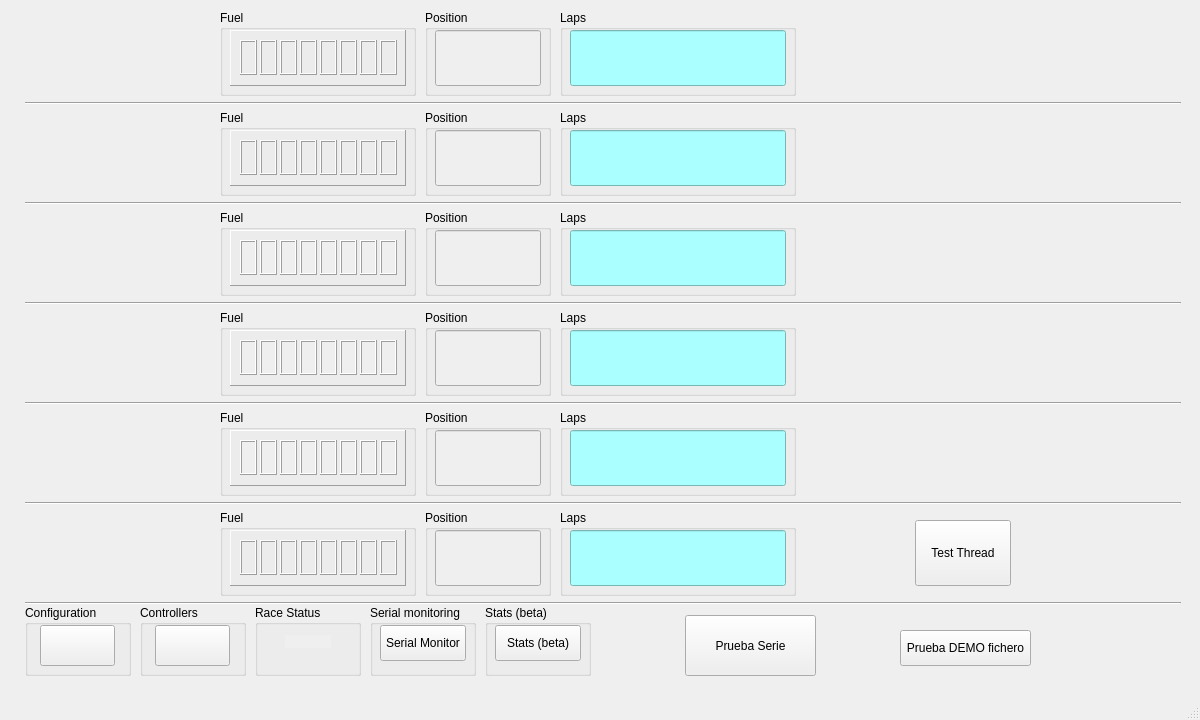
Old version of the form src/mainwindow.ui in the repository frechilla/qslotracing.
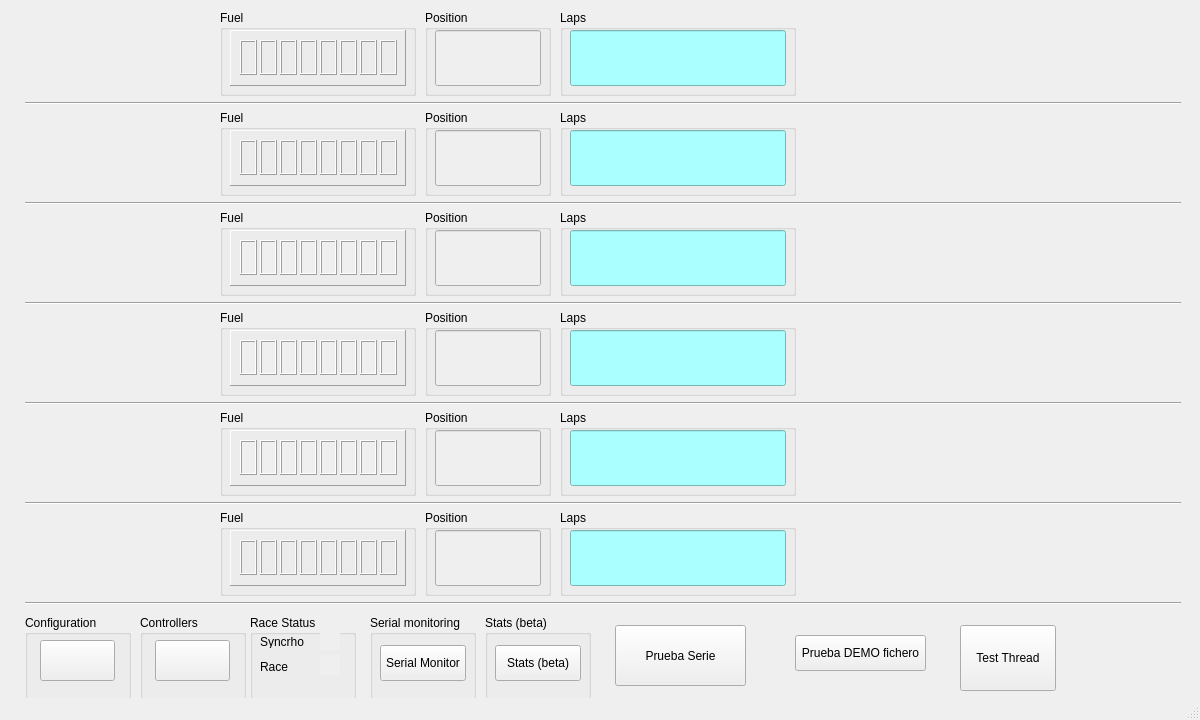
New version of the form. Icons and pictures are not drawn.

Commit message: Syncrho status and race status added.

```diff
--- a/src/mainwindow.ui
+++ b/src/mainwindow.ui
@@ -536,8 +536,8 @@
    <widget class="QPushButton" name="pushButton">
     <property name="geometry">
      <rect>
-      <x>900</x>
-      <y>630</y>
+      <x>795</x>
+      <y>635</y>
       <width>131</width>
       <height>36</height>
      </rect>
@@ -549,8 +549,8 @@
    <widget class="QPushButton" name="pushButton_3">
     <property name="geometry">
      <rect>
-      <x>685</x>
-      <y>615</y>
+      <x>615</x>
+      <y>625</y>
       <width>131</width>
       <height>61</height>
      </rect>
@@ -563,9 +563,9 @@
     <property name="geometry">
      <rect>
       <x>25</x>
-      <y>605</y>
+      <y>615</y>
       <width>106</width>
-      <height>71</height>
+      <height>86</height>
      </rect>
     </property>
     <property name="title">
@@ -575,7 +575,7 @@
      <property name="geometry">
       <rect>
        <x>15</x>
-       <y>20</y>
+       <y>25</y>
        <width>75</width>
        <height>41</height>
       </rect>
@@ -1982,9 +1982,9 @@
     <property name="geometry">
      <rect>
       <x>140</x>
-      <y>605</y>
+      <y>615</y>
       <width>106</width>
-      <height>71</height>
+      <height>86</height>
      </rect>
     </property>
     <property name="title">
@@ -1994,7 +1994,7 @@
      <property name="geometry">
       <rect>
        <x>15</x>
-       <y>20</y>
+       <y>25</y>
        <width>75</width>
        <height>41</height>
       </rect>
@@ -2017,10 +2017,10 @@
    <widget class="QGroupBox" name="groupBox_21">
     <property name="geometry">
      <rect>
-      <x>255</x>
-      <y>605</y>
+      <x>250</x>
+      <y>615</y>
       <width>106</width>
-      <height>71</height>
+      <height>86</height>
      </rect>
     </property>
     <property name="title">
@@ -2029,10 +2029,52 @@
     <widget class="QLabel" name="staticStatus">
      <property name="geometry">
       <rect>
-       <x>30</x>
-       <y>30</y>
+       <x>10</x>
+       <y>20</y>
        <width>46</width>
        <height>13</height>
+      </rect>
+     </property>
+     <property name="text">
+      <string>Syncrho</string>
+     </property>
+    </widget>
+    <widget class="QLabel" name="labelSynchro">
+     <property name="geometry">
+      <rect>
+       <x>70</x>
+       <y>15</y>
+       <width>20</width>
+       <height>20</height>
+      </rect>
+     </property>
+     <property name="autoFillBackground">
+      <bool>true</bool>
+     </property>
+     <property name="text">
+      <string/>
+     </property>
+    </widget>
+    <widget class="QLabel" name="label_2">
+     <property name="geometry">
+      <rect>
+       <x>10</x>
+       <y>45</y>
+       <width>46</width>
+       <height>13</height>
+      </rect>
+     </property>
+     <property name="text">
+      <string>Race</string>
+     </property>
+    </widget>
+    <widget class="QLabel" name="labelRace">
+     <property name="geometry">
+      <rect>
+       <x>70</x>
+       <y>40</y>
+       <width>20</width>
+       <height>20</height>
       </rect>
      </property>
      <property name="autoFillBackground">
@@ -2047,9 +2089,9 @@
     <property name="geometry">
      <rect>
       <x>370</x>
-      <y>605</y>
+      <y>615</y>
       <width>106</width>
-      <height>71</height>
+      <height>86</height>
      </rect>
     </property>
     <property name="title">
@@ -2059,7 +2101,7 @@
      <property name="geometry">
       <rect>
        <x>10</x>
-       <y>20</y>
+       <y>30</y>
        <width>86</width>
        <height>36</height>
       </rect>
@@ -2073,9 +2115,9 @@
     <property name="geometry">
      <rect>
       <x>485</x>
-      <y>605</y>
+      <y>615</y>
       <width>106</width>
-      <height>71</height>
+      <height>86</height>
      </rect>
     </property>
     <property name="title">
@@ -2085,7 +2127,7 @@
      <property name="geometry">
       <rect>
        <x>10</x>
-       <y>20</y>
+       <y>30</y>
        <width>86</width>
        <height>36</height>
       </rect>
@@ -2098,8 +2140,8 @@
    <widget class="QPushButton" name="btnThread">
     <property name="geometry">
      <rect>
-      <x>915</x>
-      <y>520</y>
+      <x>960</x>
+      <y>625</y>
       <width>96</width>
       <height>66</height>
      </rect>
```
Left out of the diff: 12 changed lines with no effect on the pictures. The commit also changes 12 other files.
